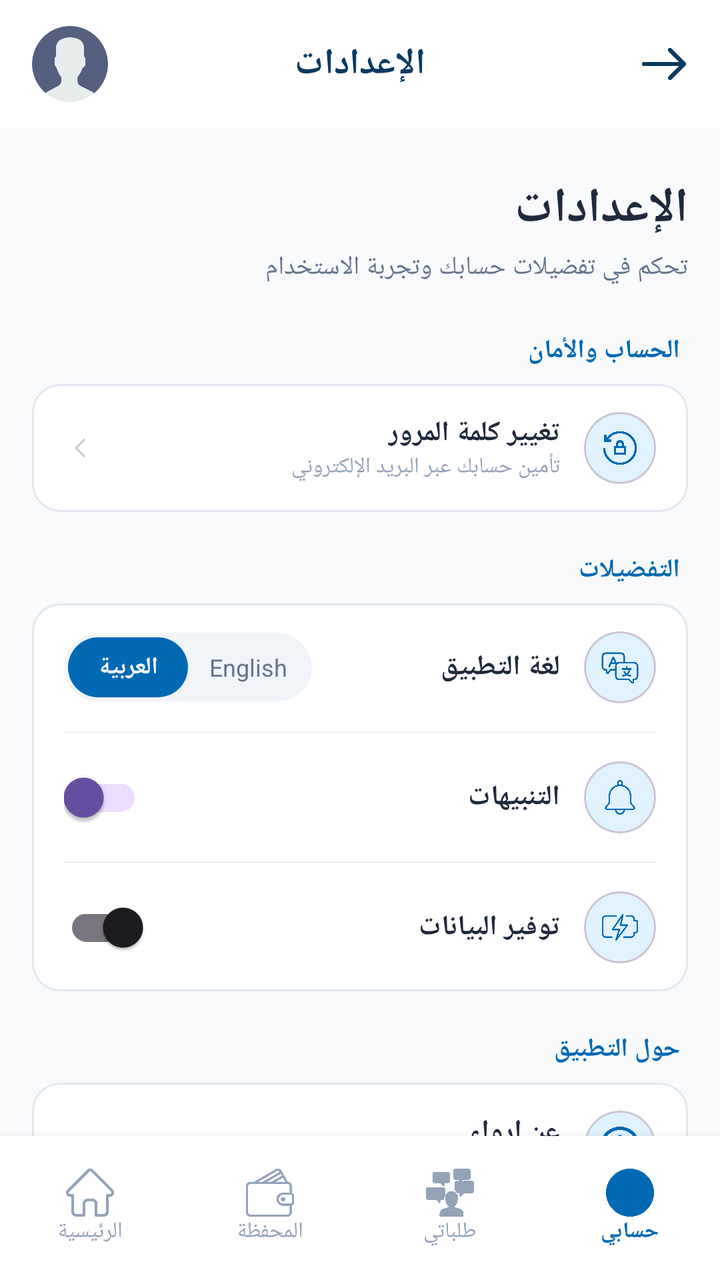
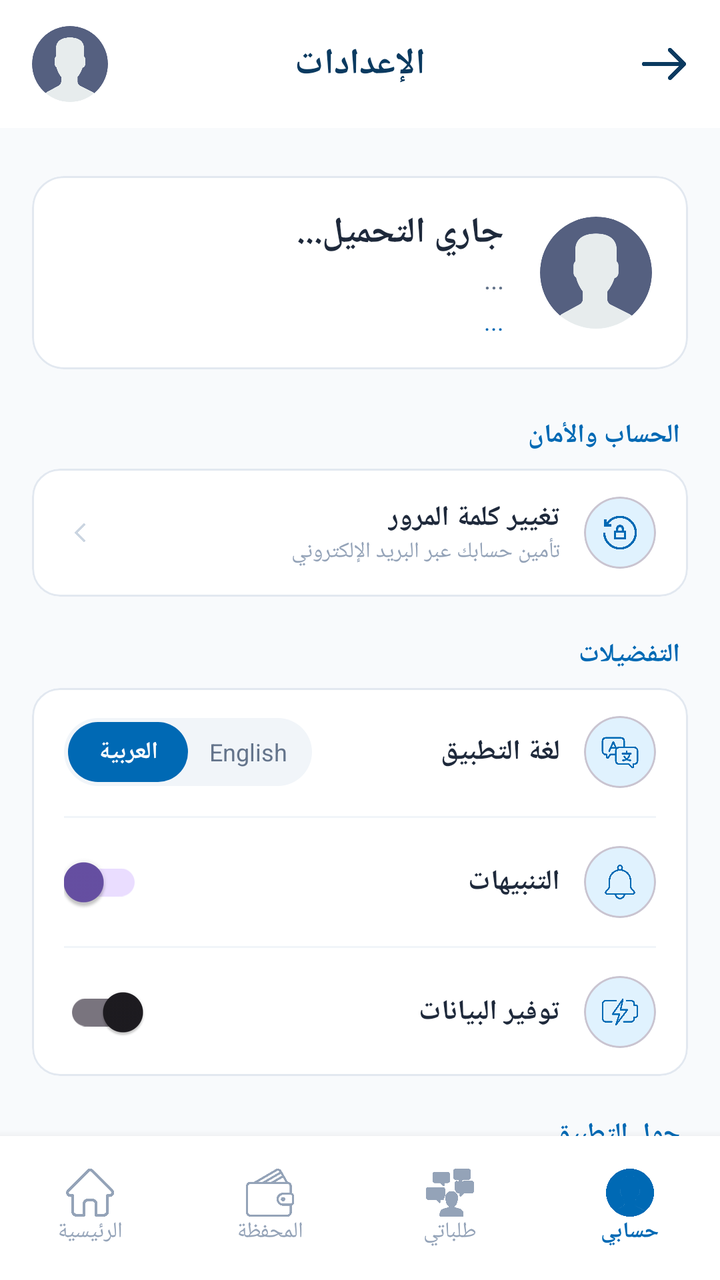

The first picture is an Android layout as it rendered before a commit; the second is the same layout after the commit. The layout source and the unified diff follow.
<!-- AndroidManifest.xml: application theme Theme.GraduationProject -->
<!-- res/layout/fragment_settings.xml -->
<?xml version="1.0" encoding="utf-8"?>
<androidx.constraintlayout.widget.ConstraintLayout
    xmlns:android="http://schemas.android.com/apk/res/android"
    xmlns:app="http://schemas.android.com/apk/res-auto"
    xmlns:tools="http://schemas.android.com/tools"
    android:layout_width="match_parent"
    android:layout_height="match_parent"
    android:background="#F8FAFC"
    android:layoutDirection="rtl">

    
    <RelativeLayout
        android:id="@+id/layoutHeader"
        android:layout_width="match_parent"
        android:layout_height="64dp"
        android:background="#FFFFFF"
        android:paddingHorizontal="16dp"
        app:layout_constraintTop_toTopOf="parent">

        <ImageView
            android:id="@+id/btnMenu"
            android:layout_width="24dp"
            android:layout_height="24dp"
            android:layout_alignParentRight="true"
            android:layout_centerVertical="true"
            android:src="@drawable/back"
            app:tint="#0A3A60" />

        <TextView
            android:layout_width="wrap_content"
            android:layout_height="wrap_content"
            android:layout_centerInParent="true"
            android:text="الإعدادات"
            android:textColor="#0A3A60"
            android:textSize="18sp"
            android:textStyle="bold" />

        <com.google.android.material.imageview.ShapeableImageView
            android:id="@+id/imgProfileSettings"
            android:layout_width="38dp"
            android:layout_height="38dp"
            android:layout_alignParentLeft="true"
            android:layout_centerVertical="true"
            android:src="@drawable/user"
            android:scaleType="centerCrop"
            app:shapeAppearanceOverlay="@style/CircleImage" />
    </RelativeLayout>

    <androidx.core.widget.NestedScrollView
        android:layout_width="match_parent"
        android:layout_height="0dp"
        android:fillViewport="true"
        app:layout_constraintTop_toBottomOf="@id/layoutHeader"
        app:layout_constraintBottom_toTopOf="@id/bottomNav">

        <LinearLayout
            android:layout_width="match_parent"
            android:layout_height="wrap_content"
            android:orientation="vertical"
            android:padding="16dp">

            <TextView
                android:layout_width="wrap_content"
                android:layout_height="wrap_content"
                android:text="الإعدادات"
                android:textColor="#1E293B"
                android:textSize="24sp"
                android:textStyle="bold"
                android:layout_marginTop="8dp"/>

            <TextView
                android:layout_width="wrap_content"
                android:layout_height="wrap_content"
                android:text="تحكم في تفضيلات حسابك وتجربة الاستخدام"
                android:textColor="#64748B"
                android:textSize="13sp"
                android:layout_marginTop="4dp"
                android:layout_marginBottom="24dp"/>

            <TextView
                android:layout_width="wrap_content"
                android:layout_height="wrap_content"
                android:text="الحساب والأمان"
                android:textColor="#0069B4"
                android:textSize="13sp"
                android:textStyle="bold"
                android:layout_marginHorizontal="4dp"
                android:layout_marginBottom="8dp"/>

            
            <com.google.android.material.card.MaterialCardView
                android:layout_width="match_parent"
                android:layout_height="wrap_content"
                android:layout_marginBottom="20dp"
                app:cardBackgroundColor="#FFFFFF"
                app:cardCornerRadius="14dp"
                app:cardElevation="0dp"
                app:strokeColor="#E2E8F0"
                app:strokeWidth="1dp">

                <RelativeLayout
                    android:id="@+id/btnChangePassword"
                    android:layout_width="match_parent"
                    android:layout_height="64dp"
                    android:clickable="true"
                    android:focusable="true"
                    android:paddingHorizontal="16dp">

                    <com.google.android.material.card.MaterialCardView
                        android:id="@+id/iconLockContainer"
                        android:layout_width="36dp"
                        android:layout_height="36dp"
                        android:layout_alignParentRight="true"
                        android:layout_centerVertical="true"
                        app:cardBackgroundColor="#E0F2FE"
                        app:cardCornerRadius="18dp"
                        app:cardElevation="0dp">
                        <ImageView
                            android:layout_width="18dp"
                            android:layout_height="18dp"
                            android:layout_gravity="center"
                            android:src="@drawable/sync"
                            app:tint="#0069B4" />
                    </com.google.android.material.card.MaterialCardView>

                    <LinearLayout
                        android:layout_width="wrap_content"
                        android:layout_height="wrap_content"
                        android:layout_toLeftOf="@id/iconLockContainer"
                        android:layout_marginRight="12dp"
                        android:layout_centerVertical="true"
                        android:orientation="vertical">
                        <TextView
                            android:layout_width="wrap_content"
                            android:layout_height="wrap_content"
                            android:text="تغيير كلمة المرور"
                            android:textColor="#1E293B"
                            android:textSize="14sp"
                            android:textStyle="bold" />
                        <TextView
                            android:layout_width="wrap_content"
                            android:layout_height="wrap_content"
                            android:text="تأمين حسابك عبر البريد الإلكتروني"
                            android:textColor="#94A3B8"
                            android:textSize="11sp" />
                    </LinearLayout>

                    <ImageView
                        android:layout_width="16dp"
                        android:layout_height="16dp"
                        android:layout_alignParentLeft="true"
                        android:layout_centerVertical="true"
                        android:src="@drawable/left"
                        app:tint="#CBD5E1" />
                </RelativeLayout>
            </com.google.android.material.card.MaterialCardView>

            <TextView
                android:layout_width="wrap_content"
                android:layout_height="wrap_content"
                android:text="التفضيلات"
                android:textColor="#0069B4"
                android:textSize="13sp"
                android:textStyle="bold"
                android:layout_marginHorizontal="4dp"
                android:layout_marginBottom="8dp"/>

            
            <com.google.android.material.card.MaterialCardView
                android:layout_width="match_parent"
                android:layout_height="wrap_content"
                android:layout_marginBottom="20dp"
                app:cardBackgroundColor="#FFFFFF"
                app:cardCornerRadius="14dp"
                app:cardElevation="0dp"
                app:strokeColor="#E2E8F0"
                app:strokeWidth="1dp">

                <LinearLayout
                    android:layout_width="match_parent"
                    android:layout_height="wrap_content"
                    android:orientation="vertical">

                    
                    <RelativeLayout
                        android:layout_width="match_parent"
                        android:layout_height="64dp"
                        android:paddingHorizontal="16dp">

                        <com.google.android.material.card.MaterialCardView
                            android:id="@+id/iconLangContainer"
                            android:layout_width="36dp"
                            android:layout_height="36dp"
                            android:layout_alignParentRight="true"
                            android:layout_centerVertical="true"
                            app:cardBackgroundColor="#E0F2FE"
                            app:cardCornerRadius="18dp"
                            app:cardElevation="0dp">
                            <ImageView
                                android:layout_width="20dp"
                                android:layout_height="22dp"
                                android:layout_gravity="center"
                                android:src="@drawable/language"
                                app:tint="#0069B4" />
                        </com.google.android.material.card.MaterialCardView>

                        <TextView
                            android:layout_width="wrap_content"
                            android:layout_height="wrap_content"
                            android:layout_toLeftOf="@id/iconLangContainer"
                            android:layout_marginRight="12dp"
                            android:layout_centerVertical="true"
                            android:text="لغة التطبيق"
                            android:textColor="#1E293B"
                            android:textSize="14sp"
                            android:textStyle="bold" />

                        <LinearLayout
                            android:layout_width="wrap_content"
                            android:layout_height="34dp"
                            android:layout_alignParentLeft="true"
                            android:layout_centerVertical="true"
                            android:background="@drawable/bg_toggle_container"
                            android:padding="2dp"
                            android:orientation="horizontal">
                            <TextView
                                android:id="@+id/btnLangEn"
                                android:layout_width="60dp"
                                android:layout_height="match_parent"
                                android:gravity="center"
                                android:text="English"
                                android:textColor="#64748B"
                                android:textSize="12sp" />
                            <TextView
                                android:id="@+id/btnLangAr"
                                android:layout_width="60dp"
                                android:layout_height="match_parent"
                                android:background="@drawable/bg_toggle_active"
                                android:gravity="center"
                                android:text="العربية"
                                android:textColor="#FFFFFF"
                                android:textSize="12sp"
                                android:textStyle="bold" />
                        </LinearLayout>
                    </RelativeLayout>

                    <View android:layout_width="match_parent" android:layout_height="1dp" android:background="#F1F5F9" android:layout_marginHorizontal="16dp"/>

                    
                    <RelativeLayout
                        android:layout_width="match_parent"
                        android:layout_height="64dp"
                        android:paddingHorizontal="16dp">
                        <com.google.android.material.card.MaterialCardView
                            android:id="@+id/iconNotifContainer"
                            android:layout_width="36dp"
                            android:layout_height="36dp"
                            android:layout_alignParentRight="true"
                            android:layout_centerVertical="true"
                            app:cardBackgroundColor="#E0F2FE"
                            app:cardCornerRadius="18dp"
                            app:cardElevation="0dp">
                            <ImageView
                                android:layout_width="18dp"
                                android:layout_height="18dp"
                                android:layout_gravity="center"
                                android:src="@drawable/notification"
                                app:tint="#0069B4" />
                        </com.google.android.material.card.MaterialCardView>
                        <TextView
                            android:layout_width="wrap_content"
                            android:layout_height="wrap_content"
                            android:layout_toLeftOf="@id/iconNotifContainer"
                            android:layout_marginRight="12dp"
                            android:layout_centerVertical="true"
                            android:text="التنبيهات"
                            android:textColor="#1E293B"
                            android:textSize="14sp"
                            android:textStyle="bold" />
                        <com.google.android.material.switchmaterial.SwitchMaterial
                            android:id="@+id/switchNotifications"
                            android:layout_width="wrap_content"
                            android:layout_height="wrap_content"
                            android:layout_alignParentLeft="true"
                            android:layout_centerVertical="true"
                            android:checked="true" />
                    </RelativeLayout>

                    <View android:layout_width="match_parent" android:layout_height="1dp" android:background="#F1F5F9" android:layout_marginHorizontal="16dp"/>

                    
                    <RelativeLayout
                        android:layout_width="match_parent"
                        android:layout_height="64dp"
                        android:paddingHorizontal="16dp">
                        <com.google.android.material.card.MaterialCardView
                            android:id="@+id/iconDataContainer"
                            android:layout_width="36dp"
                            android:layout_height="36dp"
                            android:layout_alignParentRight="true"
                            android:layout_centerVertical="true"
                            app:cardBackgroundColor="#E0F2FE"
                            app:cardCornerRadius="18dp"
                            app:cardElevation="0dp">
                            <ImageView
                                android:layout_width="18dp"
                                android:layout_height="18dp"
                                android:layout_gravity="center"
                                android:src="@drawable/lighting"
                                app:tint="#0069B4" />
                        </com.google.android.material.card.MaterialCardView>
                        <TextView
                            android:layout_width="wrap_content"
                            android:layout_height="wrap_content"
                            android:layout_toLeftOf="@id/iconDataContainer"
                            android:layout_marginRight="12dp"
                            android:layout_centerVertical="true"
                            android:text="توفير البيانات"
                            android:textColor="#1E293B"
                            android:textSize="14sp"
                            android:textStyle="bold" />
                        <com.google.android.material.switchmaterial.SwitchMaterial
                            android:id="@+id/switchDataSaver"
                            android:layout_width="wrap_content"
                            android:layout_height="wrap_content"
                            android:layout_alignParentLeft="true"
                            android:layout_centerVertical="true" />
                    </RelativeLayout>
                </LinearLayout>
            </com.google.android.material.card.MaterialCardView>

            
            <TextView
                android:layout_width="wrap_content"
                android:layout_height="wrap_content"
                android:text="حول التطبيق"
                android:textColor="#0069B4"
                android:textSize="13sp"
                android:textStyle="bold"
                android:layout_marginHorizontal="4dp"
                android:layout_marginBottom="8dp"/>

            <com.google.android.material.card.MaterialCardView
                android:layout_width="match_parent"
                android:layout_height="wrap_content"
                android:layout_marginBottom="24dp"
                app:cardBackgroundColor="#FFFFFF"
                app:cardCornerRadius="14dp"
                app:cardElevation="0dp"
                app:strokeColor="#E2E8F0"
                app:strokeWidth="1dp">

                
                <LinearLayout
                    android:layout_width="match_parent"
                    android:layout_height="wrap_content"
                    android:orientation="vertical">

                    
                    <RelativeLayout
                        android:id="@+id/btnAbout"
                        android:layout_width="match_parent"
                        android:layout_height="64dp"
                        android:clickable="true"
                        android:focusable="true"
                        android:paddingHorizontal="16dp">
                        <com.google.android.material.card.MaterialCardView
                            android:id="@+id/iconAboutContainer"
                            android:layout_width="36dp"
                            android:layout_height="36dp"
                            android:layout_alignParentRight="true"
                            android:layout_centerVertical="true"
                            app:cardBackgroundColor="#E0F2FE"
                            app:cardCornerRadius="18dp"
                            app:cardElevation="0dp">
                            <ImageView
                                android:id="@+id/iconAbout"
                                android:layout_width="20dp"
                                android:layout_height="20dp"
                                android:layout_gravity="center"
                                android:src="@drawable/circle"
                                app:tint="#0069B4" />
                        </com.google.android.material.card.MaterialCardView>
                        <LinearLayout
                            android:layout_width="wrap_content"
                            android:layout_height="wrap_content"
                            android:layout_toLeftOf="@id/iconAboutContainer"
                            android:layout_marginRight="12dp"
                            android:layout_centerVertical="true"
                            android:orientation="vertical">
                            <TextView
                                android:layout_width="wrap_content"
                                android:layout_height="wrap_content"
                                android:text="عن إرواء"
                                android:textColor="#1E293B"
                                android:textSize="14sp"
                                android:textStyle="bold" />
                            <TextView
                                android:layout_width="wrap_content"
                                android:layout_height="wrap_content"
                                android:text="الإصدار 1.0.0"
                                android:textColor="#94A3B8"
                                android:textSize="11sp" />
                        </LinearLayout>
                        <ImageView
                            android:layout_width="16dp"
                            android:layout_height="16dp"
                            android:layout_alignParentLeft="true"
                            android:layout_centerVertical="true"
                            android:src="@drawable/left"
                            app:tint="#CBD5E1" />
                    </RelativeLayout>

                    
                    <View
                        android:layout_width="match_parent"
                        android:layout_height="1dp"
                        android:background="#F1F5F9"
                        android:layout_marginHorizontal="16dp"/>

                    
                    <RelativeLayout
                        android:id="@+id/btnPrivacy"
                        android:layout_width="match_parent"
                        android:layout_height="64dp"
                        android:clickable="true"
                        android:focusable="true"
                        android:paddingHorizontal="16dp">
                        <com.google.android.material.card.MaterialCardView
                            android:id="@+id/iconPrivacyContainer"
                            android:layout_width="36dp"
                            android:layout_height="36dp"
                            android:layout_alignParentRight="true"
                            android:layout_centerVertical="true"
                            app:cardBackgroundColor="#E0F2FE"
                            app:cardCornerRadius="18dp"
                            app:cardElevation="0dp">
                            <ImageView
                                android:id="@+id/iconPrivacy"
                                android:layout_width="20dp"
                                android:layout_height="20dp"
                                android:layout_gravity="center"
                                android:src="@drawable/circle"
                                app:tint="#0069B4" />
                        </com.google.android.material.card.MaterialCardView>
                        <LinearLayout
                            android:layout_width="wrap_content"
                            android:layout_height="wrap_content"
                            android:layout_toLeftOf="@id/iconPrivacyContainer"
                            android:layout_marginRight="12dp"
                            android:layout_centerVertical="true"
                            android:orientation="vertical">
                            <TextView
                                android:layout_width="wrap_content"
                                android:layout_height="wrap_content"
                                android:text="سياسة الخصوصية"
                                android:textColor="#1E293B"
                                android:textSize="14sp"
                                android:textStyle="bold" />
                            <TextView
                                android:layout_width="wrap_content"
                                android:layout_height="wrap_content"
                                android:text="شروط وإرشادات الاستخدام"
                                android:textColor="#94A3B8"
                                android:textSize="11sp" />
                        </LinearLayout>
                        <ImageView
                            android:layout_width="16dp"
                            android:layout_height="16dp"
                            android:layout_alignParentLeft="true"
                            android:layout_centerVertical="true"
                            android:src="@drawable/left"
                            app:tint="#CBD5E1" />
                    </RelativeLayout>

                </LinearLayout>
            </com.google.android.material.card.MaterialCardView>

            
            <com.google.android.material.card.MaterialCardView
                android:id="@+id/btnLogout"
                android:layout_width="match_parent"
                android:layout_height="56dp"
                android:layout_marginBottom="32dp"
                android:clickable="true"
                android:focusable="true"
                app:cardBackgroundColor="#FFFFFF"
                app:cardCornerRadius="14dp"
                app:cardElevation="0dp"
                app:strokeColor="#FEE2E2"
                app:strokeWidth="1dp">
                <RelativeLayout
                    android:layout_width="match_parent"
                    android:layout_height="match_parent"
                    android:paddingHorizontal="16dp">
                    <ImageView
                        android:id="@+id/iconLogout"
                        android:layout_width="20dp"
                        android:layout_height="20dp"
                        android:layout_alignParentRight="true"
                        android:layout_centerVertical="true"
                        android:src="@drawable/logout"
                        app:tint="#EF4444" />
                    <TextView
                        android:layout_width="wrap_content"
                        android:layout_height="wrap_content"
                        android:layout_toLeftOf="@id/iconLogout"
                        android:layout_marginRight="12dp"
                        android:layout_centerVertical="true"
                        android:text="تسجيل الخروج"
                        android:textColor="#EF4444"
                        android:textSize="14sp"
                        android:textStyle="bold" />
                </RelativeLayout>
            </com.google.android.material.card.MaterialCardView>

        </LinearLayout>
    </androidx.core.widget.NestedScrollView>

    
    <LinearLayout
        android:id="@+id/bottomNav"
        android:layout_width="match_parent"
        android:layout_height="72dp"
        android:background="#FFFFFF"
        android:orientation="horizontal"
        android:gravity="center_vertical"
        android:elevation="8dp"
        app:layout_constraintBottom_toBottomOf="parent">

        <LinearLayout
            android:id="@+id/navProfile"
            android:layout_width="0dp"
            android:layout_height="match_parent"
            android:layout_weight="1"
            android:orientation="vertical"
            android:gravity="center">
            <ImageView android:layout_width="24dp" android:layout_height="24dp" android:src="@drawable/user" app:tint="#0069B4" />
            <TextView android:layout_width="wrap_content" android:layout_height="wrap_content" android:text="حسابي" android:textColor="#0069B4" android:textSize="11sp" android:textStyle="bold" />
        </LinearLayout>

        <LinearLayout
            android:id="@+id/navOrders"
            android:layout_width="0dp"
            android:layout_height="match_parent"
            android:layout_weight="1"
            android:orientation="vertical"
            android:gravity="center"
            android:clickable="true"
            android:focusable="true">
            <ImageView android:layout_width="24dp" android:layout_height="24dp" android:src="@drawable/personal" app:tint="#94A3B8" />
            <TextView android:layout_width="wrap_content" android:layout_height="wrap_content" android:text="طلباتي" android:textColor="#94A3B8" android:textSize="11sp" />
        </LinearLayout>

        <LinearLayout
            android:id="@+id/navWallet"
            android:layout_width="0dp"
            android:layout_height="match_parent"
            android:layout_weight="1"
            android:orientation="vertical"
            android:gravity="center"
            android:clickable="true"
            android:focusable="true">
            <ImageView android:layout_width="24dp" android:layout_height="24dp" android:src="@drawable/wallet" app:tint="#94A3B8" />
            <TextView android:layout_width="wrap_content" android:layout_height="wrap_content" android:text="المحفظة" android:textColor="#94A3B8" android:textSize="11sp" />
        </LinearLayout>

        <LinearLayout
            android:id="@+id/navHome"
            android:layout_width="0dp"
            android:layout_height="match_parent"
            android:layout_weight="1"
            android:orientation="vertical"
            android:gravity="center"
            android:clickable="true"
            android:focusable="true">
            <ImageView android:layout_width="24dp" android:layout_height="24dp" android:src="@drawable/home" app:tint="#94A3B8" />
            <TextView android:layout_width="wrap_content" android:layout_height="wrap_content" android:text="الرئيسية" android:textColor="#94A3B8" android:textSize="11sp" />
        </LinearLayout>

    </LinearLayout>

</androidx.constraintlayout.widget.ConstraintLayout>
<!-- resources referenced by this layout -->
<resources>
  <!-- drawable back: png bitmap (drawable, 3478 bytes) -->
  <!-- drawable bg_toggle_active (drawable) -->
  <?xml version="1.0" encoding="utf-8"?>
  <shape xmlns:android="http://schemas.android.com/apk/res/android">
      <solid android:color="#0069B4" />
      <corners android:radius="16dp" />
  </shape>
  <!-- drawable bg_toggle_container (drawable) -->
  <?xml version="1.0" encoding="utf-8"?>
  <shape xmlns:android="http://schemas.android.com/apk/res/android">
      <solid android:color="#F1F5F9" />
      <corners android:radius="18dp" />
  </shape>
  <!-- drawable circle: png bitmap (drawable, 14721 bytes) -->
  <!-- drawable home: png bitmap (drawable, 8020 bytes) -->
  <!-- drawable language: png bitmap (drawable, 12219 bytes) -->
  <!-- drawable left: png bitmap (drawable, 2943 bytes) -->
  <!-- drawable lighting: png bitmap (drawable, 12855 bytes) -->
  <!-- drawable logout: png bitmap (drawable, 11076 bytes) -->
  <!-- drawable notification: png bitmap (drawable, 10754 bytes) -->
  <!-- drawable personal: png bitmap (drawable, 20543 bytes) -->
  <!-- drawable sync: png bitmap (drawable, 13891 bytes) -->
  <!-- drawable user: png bitmap (drawable, 19440 bytes) -->
  <!-- drawable wallet: png bitmap (drawable, 15785 bytes) -->
  <style name="CircleImage">
              <item name="cornerSize">50%</item>
          </style>
  <style name="Theme.GraduationProject" parent="Base.Theme.GraduationProject" />
  <style name="Base.Theme.GraduationProject" parent="Theme.Material3.DayNight.NoActionBar">
          
          
      </style>
</resources>

<!-- the commit's change to res/layout/fragment_settings.xml (unified diff, before → after) -->
@@ -59,23 +59,70 @@
             android:orientation="vertical"
             android:padding="16dp">
 
-            <TextView
-                android:layout_width="wrap_content"
+            
+            <com.google.android.material.card.MaterialCardView
+                android:layout_width="match_parent"
                 android:layout_height="wrap_content"
-                android:text="الإعدادات"
-                android:textColor="#1E293B"
-                android:textSize="24sp"
-                android:textStyle="bold"
-                android:layout_marginTop="8dp"/>
-
-            <TextView
-                android:layout_width="wrap_content"
-                android:layout_height="wrap_content"
-                android:text="تحكم في تفضيلات حسابك وتجربة الاستخدام"
-                android:textColor="#64748B"
-                android:textSize="13sp"
-                android:layout_marginTop="4dp"
-                android:layout_marginBottom="24dp"/>
+                android:layout_marginTop="8dp"
+                android:layout_marginBottom="24dp"
+                app:cardBackgroundColor="#FFFFFF"
+                app:cardCornerRadius="16dp"
+                app:cardElevation="0dp"
+                app:strokeColor="#E2E8F0"
+                app:strokeWidth="1dp">
+
+                <LinearLayout
+                    android:layout_width="match_parent"
+                    android:layout_height="wrap_content"
+                    android:orientation="horizontal"
+                    android:padding="16dp"
+                    android:gravity="center_vertical">
+
+                    <com.google.android.material.imageview.ShapeableImageView
+                        android:layout_width="60dp"
+                        android:layout_height="60dp"
+                        android:src="@drawable/user"
+                        android:scaleType="centerCrop"
+                        app:shapeAppearanceOverlay="@style/CircleImage"
+                        android:background="#F1F5F9"
+                        android:padding="2dp"/>
+
+                    <LinearLayout
+                        android:layout_width="0dp"
+                        android:layout_height="wrap_content"
+                        android:layout_weight="1"
+                        android:orientation="vertical"
+                        android:layout_marginRight="16dp">
+
+                        <TextView
+                            android:id="@+id/tvUserName"
+                            android:layout_width="wrap_content"
+                            android:layout_height="wrap_content"
+                            android:text="جاري التحميل..."
+                            android:textColor="#1E293B"
+                            android:textSize="18sp"
+                            android:textStyle="bold" />
+
+                        <TextView
+                            android:id="@+id/tvUserEmail"
+                            android:layout_width="wrap_content"
+                            android:layout_height="wrap_content"
+                            android:text="..."
+                            android:textColor="#64748B"
+                            android:textSize="13sp"
+                            android:layout_marginTop="2dp"/>
+
+                        <TextView
+                            android:id="@+id/tvUserPhone"
+                            android:layout_width="wrap_content"
+                            android:layout_height="wrap_content"
+                            android:text="..."
+                            android:textColor="#0069B4"
+                            android:textSize="12sp"
+                            android:layout_marginTop="4dp"/>
+                    </LinearLayout>
+                </LinearLayout>
+            </com.google.android.material.card.MaterialCardView>
 
             <TextView
                 android:layout_width="wrap_content"
@@ -529,18 +576,20 @@
         app:layout_constraintBottom_toBottomOf="parent">
 
         <LinearLayout
-            android:id="@+id/navProfile"
+            android:id="@+id/navInitiators"
             android:layout_width="0dp"
             android:layout_height="match_parent"
             android:layout_weight="1"
             android:orientation="vertical"
-            android:gravity="center">
+            android:gravity="center"
+            android:clickable="true"
+            android:focusable="true">
             <ImageView android:layout_width="24dp" android:layout_height="24dp" android:src="@drawable/user" app:tint="#0069B4" />
             <TextView android:layout_width="wrap_content" android:layout_height="wrap_content" android:text="حسابي" android:textColor="#0069B4" android:textSize="11sp" android:textStyle="bold" />
         </LinearLayout>
 
         <LinearLayout
-            android:id="@+id/navOrders"
+            android:id="@+id/navNeedMap"
             android:layout_width="0dp"
             android:layout_height="match_parent"
             android:layout_weight="1"
@@ -566,7 +615,7 @@
         </LinearLayout>
 
         <LinearLayout
-            android:id="@+id/navHome"
+            android:id="@+id/navDashboard"
             android:layout_width="0dp"
             android:layout_height="match_parent"
             android:layout_weight="1"
